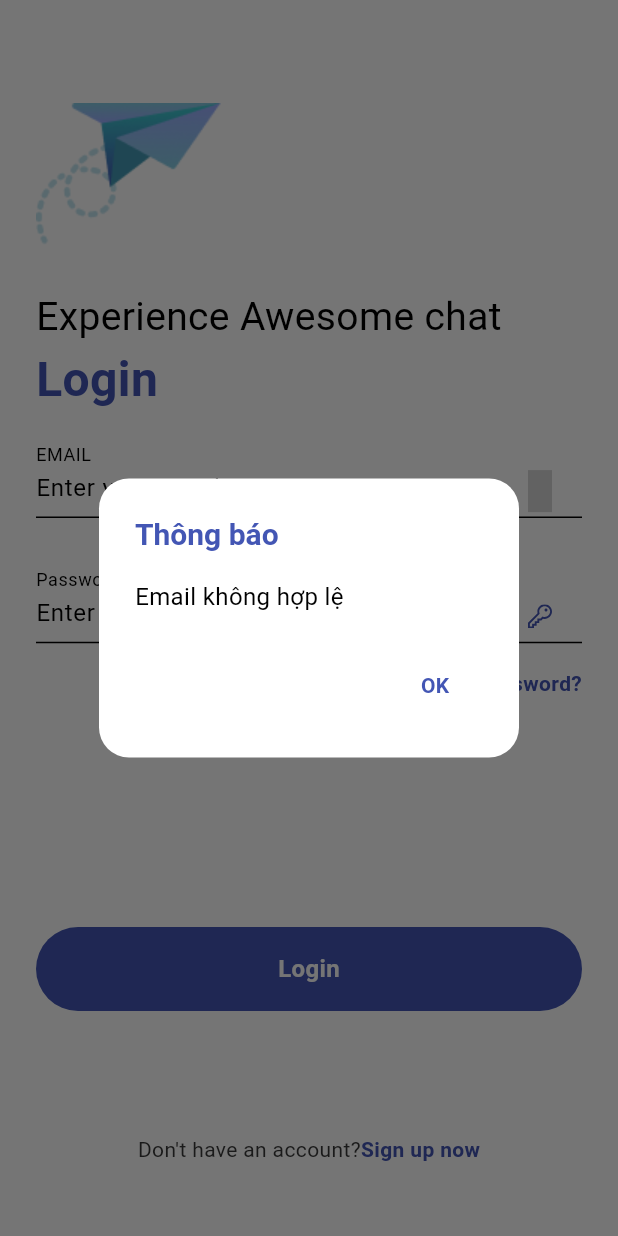
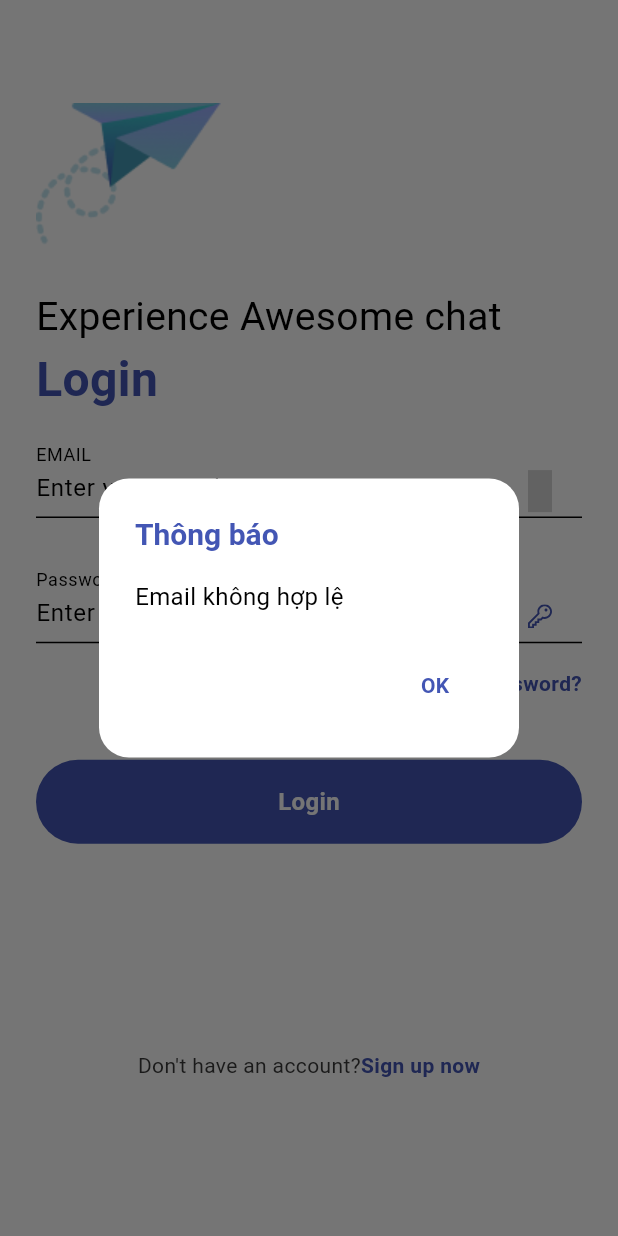
Before and after one commit to quy03/MockChat, a Flutter app: the screen it shows after launch, after a tap on "Login", on a phone screen of 412 x 824 dp. Run offline on Flutter 3.47's test engine with Material 3 defaults, Android fonts, the light colour scheme and no system bars; our stand-ins replace cloud_firestore, diacritic, firebase_auth, firebase_core, firebase_database, flutter_svg; accounts and stored records are empty.

Commit message:
update 18/11/2024

```diff
--- a/lib/components/custom_bottom_nav_bar.dart
+++ b/lib/components/custom_bottom_nav_bar.dart
@@ -76,7 +76,7 @@ class CustomBottomNavBar extends StatelessWidget {
                 ],
               ),
               Text(
-                AppLocalization.of(context)!.translate('Messages'),
+                AppLocalization.of(context).translate('Messages'),
                 style: TextStyle(
                   color: MenuState.message == selectedMenu
                       ? iconColorProvider.selectedColor
@@ -104,7 +104,7 @@ class CustomBottomNavBar extends StatelessWidget {
                 width: 28,
               ),
               Text(
-                AppLocalization.of(context)!.translate('Friends'),
+                AppLocalization.of(context).translate('Friends'),
                 style: TextStyle(
                   color: MenuState.friend == selectedMenu
                       ? iconColorProvider.selectedColor
@@ -132,7 +132,7 @@ class CustomBottomNavBar extends StatelessWidget {
                 width: 28,
               ),
               Text(
-                AppLocalization.of(context)!.translate('Profile'),
+                AppLocalization.of(context).translate('Profile'),
                 style: TextStyle(
                   color: MenuState.personal == selectedMenu
                       ? iconColorProvider.selectedColor
--- a/lib/components/my_search.dart
+++ b/lib/components/my_search.dart
@@ -77,7 +77,7 @@ class _MySearchState extends State<MySearch> {
               FocusScope.of(context).unfocus();
             },
             child: Text(
-              AppLocalization.of(context)!.translate('Cancel'),
+              AppLocalization.of(context).translate('Cancel'),
               style: TextStyle(
                 color: Theme.of(context).colorScheme.surface,
                 fontSize: 16,
--- a/lib/localization/app_localization.dart
+++ b/lib/localization/app_localization.dart
@@ -8,8 +8,9 @@ class AppLocalization {
 
   Locale locale;
 
-  static AppLocalization? of(BuildContext context) {
-    return Localizations.of<AppLocalization>(context, AppLocalization);
+  static AppLocalization of(BuildContext context) {
+    return Localizations.of<AppLocalization>(context, AppLocalization) ??
+        AppLocalization(Locale('en'));
   }
 
   static final Map<String, Map<String, String>> _localizedValue = {
@@ -18,7 +19,8 @@ class AppLocalization {
   };
 
   String translate(String key) {
-    return _localizedValue[locale.languageCode]![key] ?? '**$key not foud';
+    return _localizedValue[locale.languageCode]?[key] ??
+        '**$key không tìm thấy**';
   }
 }
 
--- a/lib/screens/friends/components/sub_tab_friend.dart
+++ b/lib/screens/friends/components/sub_tab_friend.dart
@@ -35,7 +35,7 @@ class SubTabFriend extends StatelessWidget {
               child: Column(
                 children: [
                   Text(
-                    AppLocalization.of(context)!.translate('Friends'),
+                    AppLocalization.of(context).translate('Friends'),
                     style: TextStyle(
                       fontWeight: FontWeight.bold,
                       color: selectedFriend == FriendState.friends
@@ -55,7 +55,7 @@ class SubTabFriend extends StatelessWidget {
               child: Column(
                 children: [
                   Text(
-                    AppLocalization.of(context)!.translate('All'),
+                    AppLocalization.of(context).translate('All'),
                     style: TextStyle(
                       fontWeight: FontWeight.bold,
                       color: selectedFriend == FriendState.all
@@ -77,7 +77,7 @@ class SubTabFriend extends StatelessWidget {
                   Row(
                     children: [
                       Text(
-                        AppLocalization.of(context)!.translate('Requests'),
+                        AppLocalization.of(context).translate('Requests'),
                         style: TextStyle(
                           fontWeight: FontWeight.bold,
                           color: selectedFriend == FriendState.request
--- a/lib/screens/friends/friend_screen.dart
+++ b/lib/screens/friends/friend_screen.dart
@@ -40,9 +40,9 @@ class _FriendScreenState extends State<FriendScreen> {
               child: PrimaryScreenAppbar(
                 size: size,
                 onSearchToggle: _toggleSearch,
-                text: AppLocalization.of(context)!.translate('Friends'),
+                text: AppLocalization.of(context).translate('Friends'),
                 hintText:
-                    AppLocalization.of(context)!.translate('SearchFriends'),
+                    AppLocalization.of(context).translate('SearchFriends'),
                 push: GestureDetector(
                   onTap: () {
                     // Navigator.push(
@@ -88,7 +88,7 @@ class _FriendScreenState extends State<FriendScreen> {
         Padding(
           padding: EdgeInsets.only(left: size.width / 30),
           child: Text(
-            AppLocalization.of(context)!.translate('Friends'),
+            AppLocalization.of(context).translate('Friends'),
             style: TextStyle(
               color: kInversePrimaryColor,
               fontSize: 14,
--- a/lib/screens/login_screen.dart
+++ b/lib/screens/login_screen.dart
@@ -1,5 +1,6 @@
 import 'package:flutter/material.dart';
 import 'package:mock_chat/components/my_textfield.dart';
+import 'package:mock_chat/contants.dart';
 import 'package:mock_chat/provider/user_provider.dart';
 import 'package:provider/provider.dart';
 
@@ -21,12 +22,9 @@ class LoginScreen extends StatefulWidget {
 
 class _LoginScreenState extends State<LoginScreen> {
   final AuthMethods _authMethods = AuthMethods();
+  final TextEditingController emailController = TextEditingController();
+  final TextEditingController passwordController = TextEditingController();
 
-  // text controllers / kiểm soát và quản lý nội dung của trường nhập dữ liệu
-  TextEditingController emailController = TextEditingController();
-  TextEditingController passwordController = TextEditingController();
-
-  // giải phóng dữ liệu không cần thiết
   @override
   void dispose() {
     emailController.dispose();
@@ -34,7 +32,6 @@ class _LoginScreenState extends State<LoginScreen> {
     super.dispose();
   }
 
-  // Hàm kiểm tra tính hợp lệ của email
   String? _validateEmail(String email) {
     final emailRegex = RegExp(r'^[^@]+@[^@]+\.[^@]+');
     if (!emailRegex.hasMatch(email)) {
@@ -43,7 +40,6 @@ class _LoginScreenState extends State<LoginScreen> {
     return null;
   }
 
-  // Hàm kiểm tra tính hợp lệ của mật khẩu
   String? _validatePassword(String password) {
     final passwordRegex =
         RegExp(r'^(?=.*[a-z])(?=.*[A-Z])(?=.*\d)[A-Za-z\d]{8,}$');
@@ -54,7 +50,6 @@ class _LoginScreenState extends State<LoginScreen> {
   }
 
   Future<void> loginUser() async {
-    // Kiểm tra tính hợp lệ của email và mật khẩu
     final emailError = _validateEmail(emailController.text);
     final passwordError = _validatePassword(passwordController.text);
 
@@ -80,12 +75,14 @@ class _LoginScreenState extends State<LoginScreen> {
       password: passwordController.text,
     );
 
-    Navigator.pop(context);
+    if (mounted) Navigator.pop(context);
 
     if (result != null) {
       displayMessageToUser(result, context);
     } else {
-      Provider.of<UserProvider>(context, listen: false).refreshUser();
+      if (mounted) {
+        Provider.of<UserProvider>(context, listen: false).refreshUser();
+      }
     }
   }
 
@@ -93,7 +90,7 @@ class _LoginScreenState extends State<LoginScreen> {
   Widget build(BuildContext context) {
     Size size = MediaQuery.of(context).size;
     return Scaffold(
-      backgroundColor: Theme.of(context).colorScheme.surface,
+      backgroundColor: kPrimaryLightColor,
       body: SafeArea(
         child: SingleChildScrollView(
           child: Container(
@@ -103,82 +100,15 @@ class _LoginScreenState extends State<LoginScreen> {
               children: [
                 Expanded(
                   flex: 3,
-                  child: Column(
-                    crossAxisAlignment: CrossAxisAlignment.start,
-                    children: [
-                      SizedBox(height: size.height / 12),
-                      // Logo Login
-                      Image.asset(
-                        "assets/images/logo_login.png",
-                        height: 124,
-                        width: 124,
-                      ),
-
-                      // Text app name
-                      Text(
-                        AppLocalization.of(context)!.translate('Experience'),
-                        style: TextStyle(fontSize: 26),
-                      ),
-                      // Text đăng nhập
-                      Text(
-                        AppLocalization.of(context)!.translate('Login'),
-                        style: TextStyle(
-                          color: Theme.of(context).colorScheme.secondary,
-                          fontSize: 32,
-                          fontWeight: FontWeight.bold,
-                        ),
-                      ),
-                      SizedBox(height: size.height / 60),
-
-                      // email textfield
-                      MyTextField(
-                        svgIcon: 'assets/icons/mail.svg',
-                        labelText: 'EMAIL',
-                        hintText: AppLocalization.of(context)!
-                            .translate('EnterYourEmail'),
-                        obscureText: false,
-                        controller: emailController,
-                      ),
-                      SizedBox(height: size.height / 30),
-
-                      // password textfield
-                      MyTextField(
-                        svgIcon: 'assets/icons/key.svg',
-                        labelText:
-                            AppLocalization.of(context)!.translate('Password'),
-                        hintText: AppLocalization.of(context)!
-                            .translate('EnterYourPassword'),
-                        obscureText: true,
-                        controller: passwordController,
-                      ),
-                      SizedBox(height: size.height / 50),
-
-                      // forgot password
-                      Row(
-                        mainAxisAlignment: MainAxisAlignment.end,
-                        children: [
-                          Text(
-                            AppLocalization.of(context)!
-                                .translate('ForgotYourPassword'),
-                            style: TextStyle(
-                              color: Theme.of(context).colorScheme.secondary,
-                              fontWeight: FontWeight.bold,
-                            ),
-                          ),
-                        ],
-                      ),
-                    ],
+                  child: LoginForm(
+                    emailController: emailController,
+                    passwordController: passwordController,
+                    onLogin: loginUser,
                   ),
                 ),
                 Expanded(
-                  flex: 1,
                   child: Column(
                     children: [
-                      // nút đăng nhập
-                      MyButton(
-                        text: AppLocalization.of(context)!.translate('Login'),
-                        onTap: loginUser,
-                      ),
                       SizedBox(height: size.height / 10),
 
                       // Chưa có tài khoản? Đăng ký
@@ -186,7 +116,7 @@ class _LoginScreenState extends State<LoginScreen> {
                         mainAxisAlignment: MainAxisAlignment.center,
                         children: [
                           Text(
-                            AppLocalization.of(context)!
+                            AppLocalization.of(context)
                                 .translate('DoNotHaveAnAccount'),
                             style:
                                 TextStyle(color: Color.fromRGBO(57, 57, 57, 1)),
@@ -194,7 +124,7 @@ class _LoginScreenState extends State<LoginScreen> {
                           GestureDetector(
                             onTap: widget.onSwitch,
                             child: Text(
-                              AppLocalization.of(context)!
+                              AppLocalization.of(context)
                                   .translate('SignUpNow'),
                               style: TextStyle(
                                 color: Theme.of(context).colorScheme.secondary,
@@ -215,3 +145,96 @@ class _LoginScreenState extends State<LoginScreen> {
     );
   }
 }
+
+class LoginForm extends StatelessWidget {
+  final TextEditingController emailController;
+  final TextEditingController passwordController;
+  final VoidCallback onLogin;
+
+  const LoginForm({
+    super.key,
+    required this.emailController,
+    required this.passwordController,
+    required this.onLogin,
+  });
+
+  @override
+  Widget build(BuildContext context) {
+    Size size = MediaQuery.of(context).size;
+
+    return Column(
+      crossAxisAlignment: CrossAxisAlignment.start,
+      children: [
+        SizedBox(height: size.height / 12),
+
+        // Logo
+        Image.asset(
+          "assets/images/logo_login.png",
+          height: 124,
+          width: 124,
+        ),
+
+        // Tên ứng dụng
+        Text(
+          AppLocalization.of(context).translate('Experience'),
+          style: TextStyle(fontSize: 26),
+        ),
+
+        // Tiêu đề đăng nhập
+        Text(
+          AppLocalization.of(context).translate('Login'),
+          style: TextStyle(
+            color: kSecondaryColor,
+            fontSize: 32,
+            fontWeight: FontWeight.bold,
+          ),
+        ),
+
+        SizedBox(height: size.height / 60),
+
+        // Trường nhập email
+        MyTextField(
+          svgIcon: 'assets/icons/mail.svg',
+          labelText: 'EMAIL',
+          hintText: AppLocalization.of(context).translate('EnterYourEmail'),
+          obscureText: false,
+          controller: emailController,
+        ),
+
+        SizedBox(height: size.height / 30),
+
+        // Trường nhập mật khẩu
+        MyTextField(
+          svgIcon: 'assets/icons/key.svg',
+          labelText: AppLocalization.of(context).translate('Password'),
+          hintText: AppLocalization.of(context).translate('EnterYourPassword'),
+          obscureText: true,
+          controller: passwordController,
+        ),
+
+        SizedBox(height: size.height / 50),
+
+        // Quên mật khẩu
+        Row(
+          mainAxisAlignment: MainAxisAlignment.end,
+          children: [
+            Text(
+              AppLocalization.of(context).translate('ForgotYourPassword'),
+              style: TextStyle(
+                color: Theme.of(context).colorScheme.secondary,
+                fontWeight: FontWeight.bold,
+              ),
+            ),
+          ],
+        ),
+        SizedBox(height: size.height / 20),
+
+        // Nút đăng nhập
+        MyButton(
+          text: AppLocalization.of(context).translate('Login'),
+          onTap: onLogin,
+        ),
+      ],
+    );
+  }
+}
--- a/lib/screens/message/components/body_message_details.dart
+++ b/lib/screens/message/components/body_message_details.dart
@@ -9,11 +9,13 @@ class BodyMessageDetails extends StatelessWidget {
   final String image;
   final Size size;
 
-  BodyMessageDetails({
+  const BodyMessageDetails({
+    super.key,
     required this.conversationId,
     required this.friendName,
     required this.image,
-    required this.size, required List<MessageContent> messageContent,
+    required this.size,
+    required List<MessageContent> messageContent,
   });
 
   @override
--- a/lib/screens/message/components/create_new_message.dart
+++ b/lib/screens/message/components/create_new_message.dart
@@ -58,7 +58,7 @@ class CreateNewMessage extends StatelessWidget {
           height: 20,
         ),
         Text(
-          AppLocalization.of(context)!.translate('FriendsList'),
+          AppLocalization.of(context).translate('FriendsList'),
           style: const TextStyle(
             color: Color.fromRGBO(153, 153, 153, 1),
             fontSize: 14,
--- a/lib/screens/message/components/mesage_search.dart
+++ b/lib/screens/message/components/mesage_search.dart
@@ -43,7 +43,7 @@ class MessageSearch extends StatelessWidget {
                     style: styleBody,
                   ),
                   Text(
-                    AppLocalization.of(context)!.translate('MatchingMessages'),
+                    AppLocalization.of(context).translate('MatchingMessages'),
                     style: TextStyle(
                       color: Colors.grey,
                       // 0,0,0,1       153,153,153,1
--- a/lib/screens/message/message_screen.dart
+++ b/lib/screens/message/message_screen.dart
@@ -42,9 +42,9 @@ class _MessageScreenState extends State<MessageScreen> {
               child: PrimaryScreenAppbar(
                 size: size,
                 onSearchToggle: _toggleSearch,
-                text: AppLocalization.of(context)!.translate('Messages'),
+                text: AppLocalization.of(context).translate('Messages'),
                 hintText:
-                    AppLocalization.of(context)!.translate('SearchMessages'),
+                    AppLocalization.of(context).translate('SearchMessages'),
                 push: GestureDetector(
                   onTap: () {
                     Navigator.push(
@@ -94,7 +94,7 @@ class _MessageScreenState extends State<MessageScreen> {
       children: [
         SizedBox(height: 10),
         Text(
-          AppLocalization.of(context)!.translate('Messages'),
+          AppLocalization.of(context).translate('Messages'),
           style: TextStyle(
             color: Theme.of(context).colorScheme.inversePrimary,
             fontSize: 14,
--- a/lib/screens/personal/components/information_section.dart
+++ b/lib/screens/personal/components/information_section.dart
@@ -28,7 +28,7 @@ class ImformationSection extends StatelessWidget {
           _buildRow(
             context,
             iconPath: "assets/icons/global.svg",
-            label: AppLocalization.of(context)!.translate('Language'),
+            label: AppLocalization.of(context).translate('Language'),
             trailingWidget: Consumer<CurrentData>(
               builder: (BuildContext context, CurrentData currentData,
                   Widget? child) {
@@ -66,7 +66,7 @@ class ImformationSection extends StatelessWidget {
           _buildRow(
             context,
             iconPath: "assets/icons/megaphone.svg",
-            label: AppLocalization.of(context)!.translate('Notifications'),
+            label: AppLocalization.of(context).translate('Notifications'),
             trailingWidget: SvgPicture.asset("assets/icons/right arrow.svg"),
           ),
           Divider(color: Color.fromRGBO(239, 238, 238, 1)),
@@ -75,7 +75,7 @@ class ImformationSection extends StatelessWidget {
           _buildRow(
             context,
             iconPath: "assets/icons/reuse.svg",
-            label: AppLocalization.of(context)!.translate('Version'),
+            label: AppLocalization.of(context).translate('Version'),
             trailingWidget: Text(
               "1.0.0",
               style: const TextStyle(
--- a/lib/screens/personal/personal_screen.dart
+++ b/lib/screens/personal/personal_screen.dart
@@ -165,7 +165,7 @@ class _PersonalScreenState extends State<PersonalScreen> {
                                           "assets/icons/logout.svg"),
                                       const SizedBox(width: 20),
                                       Text(
-                                        AppLocalization.of(context)!
+                                        AppLocalization.of(context)
                                             .translate('LogOut'),
                                         style: const TextStyle(
                                           fontSize: 18,
--- a/lib/screens/register_screen.dart
+++ b/lib/screens/register_screen.dart
@@ -1,5 +1,6 @@
 import 'package:flutter/material.dart';
 import 'package:flutter_svg/flutter_svg.dart';
+import 'package:mock_chat/contants.dart';
 import '../auth/auth_methods.dart';
 import '../components/my_button.dart';
 import '../components/my_textfield.dart';
@@ -29,13 +30,13 @@ class _RegisterScreenState extends State<RegisterScreen> {
   TextEditingController passwordController = TextEditingController();
 
   // giải phóng dữ liệu không cần thiết
-  @override
-  void dispose() {
-    fullnameController.dispose();
-    emailController.dispose();
-    passwordController.dispose();
-    super.dispose();
-  }
+  // @override
+  // void dispose() {
+  //   fullnameController.dispose();
+  //   emailController.dispose();
+  //   passwordController.dispose();
+  //   super.dispose();
+  // }
 
   // Hàm kiểm tra tính hợp lệ của email
   String? _validateEmail(String email) {
@@ -99,7 +100,7 @@ class _RegisterScreenState extends State<RegisterScreen> {
     Size size = MediaQuery.of(context).size;
 
     return Scaffold(
-      backgroundColor: Theme.of(context).colorScheme.surface,
+      backgroundColor: kPrimaryLightColor,
       body: SafeArea(
         child: SingleChildScrollView(
           child: Container(
@@ -124,7 +125,7 @@ class _RegisterScreenState extends State<RegisterScreen> {
                       SizedBox(height: size.height / 20),
                       // text đăng ký
                       Text(
-                        AppLocalization.of(context)!.translate('SignUp'),
+                        AppLocalization.of(context).translate('SignUp'),
                         style: TextStyle(
                           color: Theme.of(context).colorScheme.secondary,
                           fontSize: 32,
@@ -136,8 +137,8 @@ class _RegisterScreenState extends State<RegisterScreen> {
                       MyTextField(
                         svgIcon: 'assets/icons/user.svg',
                         labelText:
-                            AppLocalization.of(context)!.translate('FullName'),
-                        hintText: AppLocalization.of(context)!
+                            AppLocalization.of(context).translate('FullName'),
+                        hintText: AppLocalization.of(context)
                             .translate('EnterYourFullName'),
                         obscureText: false,
                         controller: fullnameController,
@@ -148,7 +149,7 @@ class _RegisterScreenState extends State<RegisterScreen> {
                       MyTextField(
                         svgIcon: 'assets/icons/mail.svg',
                         labelText: 'EMAIL',
-                        hintText: AppLocalization.of(context)!
+                        hintText: AppLocalization.of(context)
                             .translate('EnterYourEmail'),
                         obscureText: false,
                         controller: emailController,
@@ -159,8 +160,8 @@ class _RegisterScreenState extends State<RegisterScreen> {
                       MyTextField(
                         svgIcon: 'assets/icons/key.svg',
                         labelText:
-                            AppLocalization.of(context)!.translate('Password'),
-                        hintText: AppLocalization.of(context)!
+                            AppLocalization.of(context).translate('Password'),
+                        hintText: AppLocalization.of(context)
                             .translate('EnterYourPassword'),
                         obscureText: true,
                         controller: passwordController,
@@ -208,13 +209,13 @@ class _RegisterScreenState extends State<RegisterScreen> {
                               children: [
                                 TextSpan(
                                   text:
-                                      "${AppLocalization.of(context)!.translate('IagreeToThe')} ",
+                                      "${AppLocalization.of(context).translate('IagreeToThe')} ",
                                   style: TextStyle(
                                       color: Color.fromRGBO(57, 57, 57, 1)),
                                 ),
                                 TextSpan(
                                   text:
-                                      "${AppLocalization.of(context)!.translate('Policies')} ",
+                                      "${AppLocalization.of(context).translate('Policies')} ",
                                   style: TextStyle(
                                     color:
                                         Theme.of(context).colorScheme.secondary,
@@ -223,12 +224,12 @@ class _RegisterScreenState extends State<RegisterScreen> {
                                 ),
                                 TextSpan(
                                   text:
-                                      "${AppLocalization.of(context)!.translate('And')} ",
+                                      "${AppLocalization.of(context).translate('And')} ",
                                   style: TextStyle(
                                       color: Color.fromRGBO(57, 57, 57, 1)),
                                 ),
                                 TextSpan(
-                                  text: AppLocalization.of(context)!
+                                  text: AppLocalization.of(context)
                                       .translate('Terms'),
                                   style: TextStyle(
                                     color:
@@ -241,17 +242,19 @@ class _RegisterScreenState extends State<RegisterScreen> {
                           ),
                         ],
                       ),
+                      SizedBox(height: size.height / 20),
+
+                      // nút đăng ký
+                      MyButton(
+                        text: AppLocalization.of(context).translate('SignUp'),
+                        onTap: registerUser,
+                      ),
                     ],
                   ),
                 ),
                 Expanded(
                   child: Column(
                     children: [
-                      // nút đăng ký
-                      MyButton(
-                        text: AppLocalization.of(context)!.translate('SignUp'),
-                        onTap: registerUser,
-                      ),
                       SizedBox(height: size.height / 10),
 
                       // Đã có tài khoản? Đăng nhập ngay
@@ -259,7 +262,7 @@ class _RegisterScreenState extends State<RegisterScreen> {
                         mainAxisAlignment: MainAxisAlignment.center,
                         children: [
                           Text(
-                            AppLocalization.of(context)!
+                            AppLocalization.of(context)
                                 .translate('AlreadyHaveAnAccount'),
                             style:
                                 TextStyle(color: Color.fromRGBO(57, 57, 57, 1)),
@@ -267,7 +270,7 @@ class _RegisterScreenState extends State<RegisterScreen> {
                           GestureDetector(
                             onTap: widget.onSwitch,
                             child: Text(
-                              AppLocalization.of(context)!
+                              AppLocalization.of(context)
                                   .translate('SignInNow'),
                               style: TextStyle(
                                 color: Theme.of(context).colorScheme.secondary,
```
Also changed, not shown: lib/components/secondary_screen_appbar.dart (+3 -4 lines), lib/main.dart (+2 -6 lines), lib/screens/body_change.dart (+13 -10 lines), lib/screens/personal/components/personal_edit.dart (+8 -8 lines).
